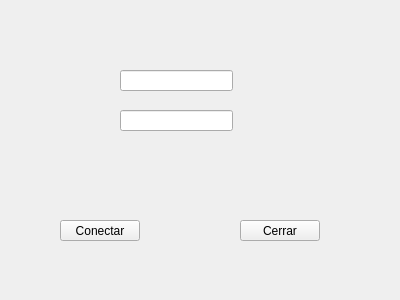
First picture: the form in client.ui, repository rmartinezch/qtclient, before the edit.
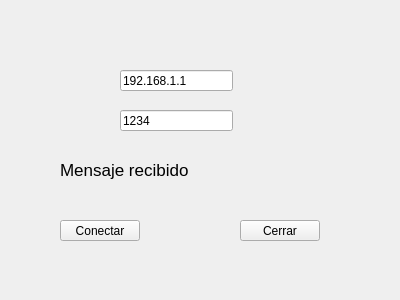
Second picture: the form after the edit.

Commit message: Primera versión del cliente

What changed in the file:
```diff
--- a/client.ui
+++ b/client.ui
@@ -22,6 +22,9 @@
      <height>21</height>
     </rect>
    </property>
+   <property name="text">
+    <string>192.168.1.1</string>
+   </property>
   </widget>
   <widget class="QLineEdit" name="lEdt_port">
    <property name="geometry">
@@ -32,6 +35,9 @@
      <height>21</height>
     </rect>
    </property>
+   <property name="text">
+    <string>1234</string>
+   </property>
   </widget>
   <widget class="QPushButton" name="pBtn_Connect">
    <property name="geometry">
@@ -59,6 +65,24 @@
     <string>Cerrar</string>
    </property>
   </widget>
+  <widget class="QLabel" name="lbl_Message">
+   <property name="geometry">
+    <rect>
+     <x>60</x>
+     <y>160</y>
+     <width>260</width>
+     <height>20</height>
+    </rect>
+   </property>
+   <property name="font">
+    <font>
+     <pointsize>13</pointsize>
+    </font>
+   </property>
+   <property name="text">
+    <string>Mensaje recibido</string>
+   </property>
+  </widget>
  </widget>
  <resources/>
  <connections/>
```
The commit also changes 2 other files.
